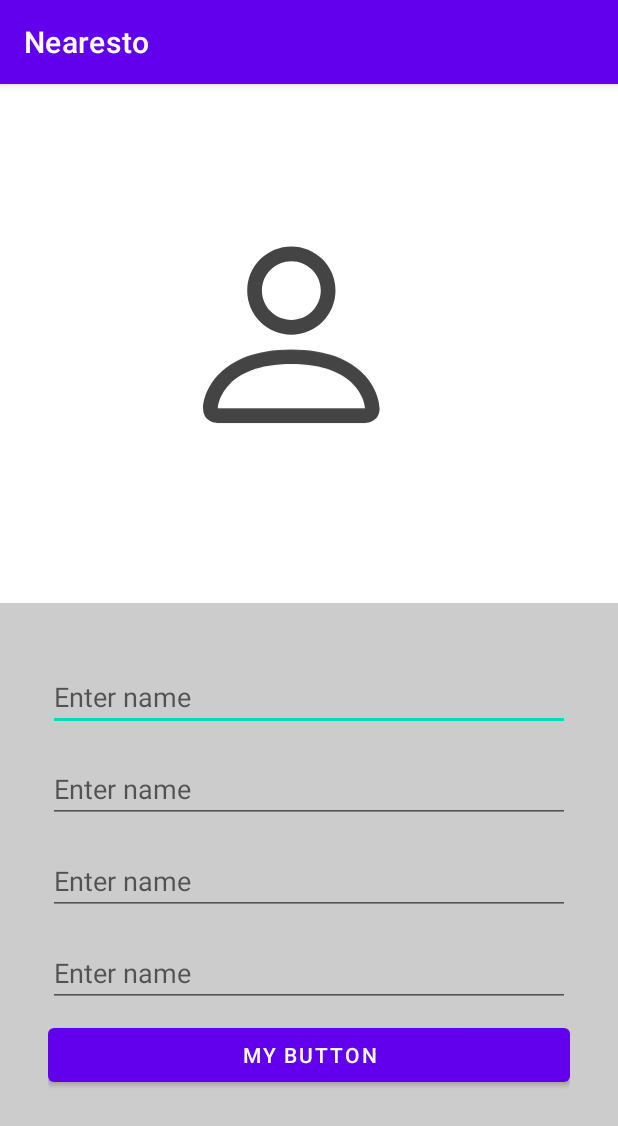
After one commit to ManasiMandal/Nearesto, an Android app: the ProfileActivity screen opened directly, with no data from a screen before it, on a phone screen of 412 x 824 dp. The commit adds this screen. Shown: the top 1126 px of the screen. Run offline under Robolectric (Android 15) with nearby library versions, the phone set to English and light mode, and no system bars.

Commit message:
Initial Commit

```diff
--- /dev/null
+++ b/app/src/main/java/com/manasi/nearesto/ProfileActivity.java
@@ -0,0 +1,14 @@
+package com.manasi.nearesto;
+
+import androidx.appcompat.app.AppCompatActivity;
+
+import android.os.Bundle;
+
+public class ProfileActivity extends AppCompatActivity {
+
+    @Override
+    protected void onCreate(Bundle savedInstanceState) {
+        super.onCreate(savedInstanceState);
+        setContentView(R.layout.activity_profile);
+    }
+}
--- /dev/null
+++ b/app/src/main/res/drawable/ic_home.xml
@@ -0,0 +1,5 @@
+<vector android:alpha="0.94" android:height="24dp"
+    android:tint="#2B055E" android:viewportHeight="24"
+    android:viewportWidth="24" android:width="14dp" xmlns:android="http://schemas.android.com/apk/res/android">
+    <path android:fillColor="@android:color/white" android:pathData="M10,20v-6h4v6h5v-8h3L12,3 2,12h3v8z"/>
+</vector>
--- /dev/null
+++ b/app/src/main/res/drawable/ic_search.xml
@@ -0,0 +1,5 @@
+<vector android:alpha="0.94" android:height="22dp"
+    android:tint="#0A314C" android:viewportHeight="22"
+    android:viewportWidth="24" android:width="24dp" xmlns:android="http://schemas.android.com/apk/res/android">
+    <path android:fillColor="@android:color/white" android:pathData="M15.5,14h-0.79l-0.28,-0.27C15.41,12.59 16,11.11 16,9.5 16,5.91 13.09,3 9.5,3S3,5.91 3,9.5 5.91,16 9.5,16c1.61,0 3.09,-0.59 4.23,-1.57l0.27,0.28v0.79l5,4.99L20.49,19l-4.99,-5zM9.5,14C7.01,14 5,11.99 5,9.5S7.01,5 9.5,5 14,7.01 14,9.5 11.99,14 9.5,14z"/>
+</vector>
--- /dev/null
+++ b/app/src/main/res/drawable/menu_ic_food.xml
@@ -0,0 +1,5 @@
+<vector android:height="24dp" android:tint="#FF0000"
+    android:viewportHeight="24" android:viewportWidth="24"
+    android:width="24dp" xmlns:android="http://schemas.android.com/apk/res/android">
+    <path android:fillColor="@color/black" android:pathData="M12,3L4,9v12h16V9L12,3zM12.5,12.5c0,0.83 -0.67,1.5 -1.5,1.5v4h-1v-4c-0.83,0 -1.5,-0.67 -1.5,-1.5v-3h1v3H10v-3h1v3h0.5v-3h1V12.5zM15,18h-1v-3.5h-1v-3c0,-1.1 0.9,-2 2,-2V18z"/>
+</vector>
--- /dev/null
+++ b/app/src/main/res/drawable/menu_icon_user.xml
@@ -0,0 +1,17 @@
+<?xml version="1.0" encoding="utf-8"?>
+<vector
+    xmlns:android="http://schemas.android.com/apk/res/android"
+    android:height="40dp"
+    android:width="70dp"
+    android:viewportWidth="70"
+    android:viewportHeight="40">
+
+    <group
+        android:translateX="23"
+        android:translateY="9">
+        <path
+            android:fillColor="#bb000000"
+            android:pathData="M10 10C11.3261 10 12.5979 9.47322 13.5355 8.53553C14.4732 7.59785 15 6.32608 15 5C15 3.67392 14.4732 2.40215 13.5355 1.46447C12.5979 0.526784 11.3261 0 10 0C8.67392 0 7.40215 0.526784 6.46447 1.46447C5.52678 2.40215 5 3.67392 5 5C5 6.32608 5.52678 7.59785 6.46447 8.53553C7.40215 9.47322 8.67392 10 10 10V10ZM13.3333 5C13.3333 5.88405 12.9821 6.7319 12.357 7.35702C11.7319 7.98214 10.8841 8.33333 10 8.33333C9.11594 8.33333 8.2681 7.98214 7.64298 7.35702C7.01786 6.7319 6.66667 5.88405 6.66667 5C6.66667 4.11594 7.01786 3.2681 7.64298 2.64298C8.2681 2.01786 9.11594 1.66667 10 1.66667C10.8841 1.66667 11.7319 2.01786 12.357 2.64298C12.9821 3.2681 13.3333 4.11594 13.3333 5V5ZM20 18.3333C20 20 18.3333 20 18.3333 20H1.66667C1.66667 20 0 20 0 18.3333C0 16.6667 1.66667 11.6667 10 11.6667C18.3333 11.6667 20 16.6667 20 18.3333ZM18.3333 18.3267C18.3317 17.9167 18.0767 16.6833 16.9467 15.5533C15.86 14.4667 13.815 13.3333 10 13.3333C6.18333 13.3333 4.14 14.4667 3.05333 15.5533C1.92333 16.6833 1.67 17.9167 1.66667 18.3267H18.3333Z" />
+    </group>
+
+</vector>
--- /dev/null
+++ b/app/src/main/res/layout/activity_profile.xml
@@ -0,0 +1,64 @@
+<?xml version="1.0" encoding="utf-8"?>
+<RelativeLayout xmlns:android="http://schemas.android.com/apk/res/android"
+    xmlns:app="http://schemas.android.com/apk/res-auto"
+    xmlns:tools="http://schemas.android.com/tools"
+    android:layout_width="match_parent"
+    android:layout_height="match_parent"
+    tools:context=".ProfileActivity">
+
+        <ImageView
+            android:id="@+id/profile_img"
+            android:layout_width="wrap_content"
+            android:layout_height="250dp"
+            android:layout_alignParentStart="true"
+            android:layout_alignParentEnd="true"
+            android:layout_marginVertical="48dp"
+            android:src="@drawable/menu_icon_user"
+            tools:srcCompat="@tools:sample/avatars" />
+
+        <LinearLayout
+            android:layout_width="match_parent"
+            android:layout_height="match_parent"
+            android:orientation="vertical"
+            android:padding="32dp"
+            android:background="#CCCCCC"
+
+            android:layout_below="@id/profile_img">
+
+            <EditText
+                android:layout_width="match_parent"
+                android:layout_height="wrap_content"
+                android:hint="Enter name"
+                android:layout_marginVertical="8dp"
+                />
+
+            <EditText
+                android:layout_width="match_parent"
+                android:layout_height="wrap_content"
+                android:hint="Enter name"
+                android:layout_marginVertical="8dp"
+                />
+
+            <EditText
+                android:layout_width="match_parent"
+                android:layout_height="wrap_content"
+                android:hint="Enter name"
+                android:layout_marginVertical="8dp"
+                />
+
+            <EditText
+                android:layout_width="match_parent"
+                android:layout_height="wrap_content"
+                android:hint="Enter name"
+                android:layout_marginVertical="8dp"
+                />
+
+            <Button
+                android:layout_width="match_parent"
+                android:layout_height="wrap_content"
+                android:layout_gravity="center"
+                android:text="My button"/>
+
+        </LinearLayout>
+
+</RelativeLayout>
```
Also changed, not shown: app/src/main/AndroidManifest.xml (+7 -2 lines), app/src/main/java/com/manasi/nearesto/SplashActivity.java (+29 -0 lines), app/src/main/res/drawable/ic_orders.xml (added, +16 -0 lines), app/src/main/res/drawable/menu_ic_chat.xml (added, +17 -0 lines), app/src/main/res/drawable/menu_ic_home.xml (added, +18 -0 lines), app/src/main/res/drawable/menu_ic_new.xml (added, +51 -0 lines), app/src/main/res/drawable/menu_ic_search.xml (added, +17 -0 lines), app/src/main/res/layout/activity_main.xml (+27 -11 lines), app/src/main/res/layout/activity_splash.xml (+36 -10 lines), app/src/main/res/layout/bottom_nav_actions.xml (added, +60 -0 lines), app/src/main/res/drawable/search.png (added).
